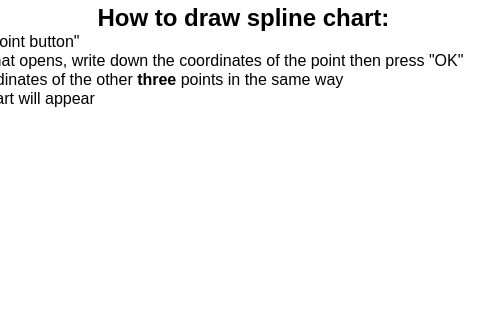
The window that lab-1/ui/helpdialog.ui (Mikhail-Zoreev/cm-practice) describes before a commit, drawn with Qt 5; both pictures show x 125 to 605 and y 0 to 320 of the 737 by 501 pixel window.
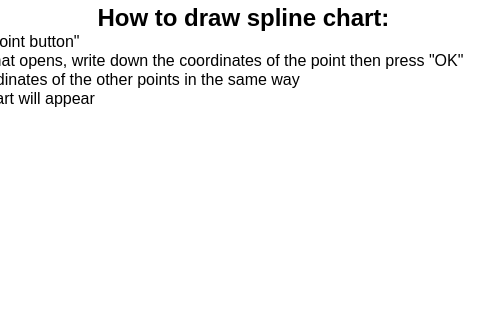
The same window after the commit.

Diff of the .ui file:
```diff
--- a/lab-1/ui/helpdialog.ui
+++ b/lab-1/ui/helpdialog.ui
@@ -42,7 +42,7 @@
 &lt;p align=&quot;center&quot; style=&quot; margin-top:0px; margin-bottom:0px; margin-left:0px; margin-right:0px; -qt-block-indent:0; text-indent:0px;&quot;&gt;&lt;span style=&quot; font-size:18pt; font-weight:600;&quot;&gt;How to draw spline chart:&lt;/span&gt;&lt;/p&gt;
 &lt;p align=&quot;justify&quot; style=&quot; margin-top:0px; margin-bottom:0px; margin-left:0px; margin-right:0px; -qt-block-indent:0; text-indent:0px;&quot;&gt;&lt;span style=&quot; font-size:12pt;&quot;&gt;1. Click at &amp;quot;add point button&amp;quot;&lt;/span&gt;&lt;/p&gt;
 &lt;p align=&quot;justify&quot; style=&quot; margin-top:0px; margin-bottom:0px; margin-left:0px; margin-right:0px; -qt-block-indent:0; text-indent:0px;&quot;&gt;&lt;span style=&quot; font-size:12pt;&quot;&gt;2. In the dialog that opens, write down the coordinates of the point then press &amp;quot;OK&amp;quot;&lt;/span&gt;&lt;/p&gt;
-&lt;p align=&quot;justify&quot; style=&quot; margin-top:0px; margin-bottom:0px; margin-left:0px; margin-right:0px; -qt-block-indent:0; text-indent:0px;&quot;&gt;&lt;span style=&quot; font-size:12pt;&quot;&gt;3. Write the coordinates of the other &lt;/span&gt;&lt;span style=&quot; font-size:12pt; font-weight:600;&quot;&gt;three&lt;/span&gt;&lt;span style=&quot; font-size:12pt;&quot;&gt; points in the same way&lt;/span&gt;&lt;/p&gt;
+&lt;p align=&quot;justify&quot; style=&quot; margin-top:0px; margin-bottom:0px; margin-left:0px; margin-right:0px; -qt-block-indent:0; text-indent:0px;&quot;&gt;&lt;span style=&quot; font-size:12pt;&quot;&gt;3. Write the coordinates of the other points in the same way&lt;/span&gt;&lt;/p&gt;
 &lt;p align=&quot;justify&quot; style=&quot; margin-top:0px; margin-bottom:0px; margin-left:0px; margin-right:0px; -qt-block-indent:0; text-indent:0px;&quot;&gt;&lt;span style=&quot; font-size:12pt;&quot;&gt;4. After that a chart will appear&lt;/span&gt;&lt;/p&gt;&lt;/body&gt;&lt;/html&gt;</string>
      </property>
     </widget>
```
